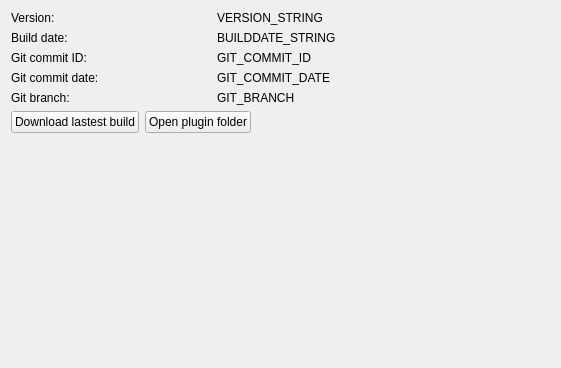
Qt form PluginInfo.ui (arthur469/HardwareSyncAI) before a commit.
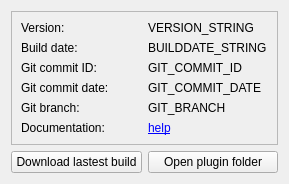
The same form after that commit.

Commit message: New HWSync menu

The edit to the form file:
```diff
--- a/PluginInfo.ui
+++ b/PluginInfo.ui
@@ -6,20 +6,82 @@
    <rect>
     <x>0</x>
     <y>0</y>
-    <width>561</width>
-    <height>368</height>
+    <width>289</width>
+    <height>180</height>
    </rect>
   </property>
   <property name="windowTitle">
    <string>Form</string>
   </property>
   <layout class="QGridLayout" name="gridLayout">
+   <item row="1" column="0">
+    <widget class="QPushButton" name="download_latest">
+     <property name="sizePolicy">
+      <sizepolicy hsizetype="Preferred" vsizetype="Fixed">
+       <horstretch>0</horstretch>
+       <verstretch>0</verstretch>
+      </sizepolicy>
+     </property>
+     <property name="text">
+      <string>Download lastest build</string>
+     </property>
+    </widget>
+   </item>
+   <item row="1" column="1">
+    <widget class="QPushButton" name="open_plugin_folder">
+     <property name="sizePolicy">
+      <sizepolicy hsizetype="Preferred" vsizetype="Fixed">
+       <horstretch>0</horstretch>
+       <verstretch>0</verstretch>
+      </sizepolicy>
+     </property>
+     <property name="maximumSize">
+      <size>
+       <width>16777215</width>
+       <height>16777215</height>
+      </size>
+     </property>
+     <property name="text">
+      <string>Open plugin folder</string>
+     </property>
+    </widget>
+   </item>
+   <item row="0" column="0" colspan="2">
+    <widget class="QFrame" name="frame">
+     <property name="frameShape">
+      <enum>QFrame::StyledPanel</enum>
+     </property>
+     <property name="frameShadow">
+      <enum>QFrame::Sunken</enum>
+     </property>
+     <layout class="QGridLayout" name="gridLayout_2">
+      <item row="1" column="0">
+       <widget class="QLabel" name="builddate">
+        <property name="sizePolicy">
+         <sizepolicy hsizetype="Preferred" vsizetype="Fixed">
+          <horstretch>0</horstretch>
+          <verstretch>0</verstretch>
+         </sizepolicy>
+        </property>
+        <property name="maximumSize">
+         <size>
+          <width>200</width>
+          <height>16777215</height>
+         </size>
+        </property>
+        <property name="text">
+         <string>Build date:</string>
+        </property>
+       </widget>
+      </item>
    <item row="0" column="0">
-    <layout class="QVBoxLayout" name="verticalLayout">
-     <item>
-      <layout class="QHBoxLayout" name="horizontalLayout_3">
-       <item>
         <widget class="QLabel" name="version">
+        <property name="sizePolicy">
+         <sizepolicy hsizetype="Preferred" vsizetype="Fixed">
+          <horstretch>0</horstretch>
+          <verstretch>0</verstretch>
+         </sizepolicy>
+        </property>
          <property name="maximumSize">
           <size>
            <width>200</width>
@@ -31,67 +93,14 @@
          </property>
         </widget>
        </item>
-       <item>
-        <widget class="QLabel" name="version_string">
-         <property name="text">
-          <string>VERSION_STRING</string>
-         </property>
-        </widget>
-       </item>
-      </layout>
-     </item>
-     <item>
-      <layout class="QHBoxLayout" name="horizontalLayout">
-       <item>
-        <widget class="QLabel" name="builddate">
-         <property name="maximumSize">
-          <size>
-           <width>200</width>
-           <height>16777215</height>
-          </size>
-         </property>
-         <property name="text">
-          <string>Build date:</string>
-         </property>
-        </widget>
-       </item>
-       <item>
-        <widget class="QLabel" name="builddate_string">
-         <property name="text">
-          <string>BUILDDATE_STRING</string>
-         </property>
-        </widget>
-       </item>
-      </layout>
-     </item>
-     <item>
-      <layout class="QHBoxLayout" name="horizontalLayout_2">
-       <item>
-        <widget class="QLabel" name="git_commit">
-         <property name="maximumSize">
-          <size>
-           <width>200</width>
-           <height>16777215</height>
-          </size>
-         </property>
-         <property name="text">
-          <string>Git commit ID:</string>
-         </property>
-        </widget>
-       </item>
-       <item>
-        <widget class="QLabel" name="git_commit_id">
-         <property name="text">
-          <string>GIT_COMMIT_ID</string>
-         </property>
-        </widget>
-       </item>
-      </layout>
-     </item>
-     <item>
-      <layout class="QHBoxLayout" name="horizontalLayout_4">
-       <item>
+      <item row="3" column="0">
         <widget class="QLabel" name="git_date">
+        <property name="sizePolicy">
+         <sizepolicy hsizetype="Preferred" vsizetype="Fixed">
+          <horstretch>0</horstretch>
+          <verstretch>0</verstretch>
+         </sizepolicy>
+        </property>
          <property name="maximumSize">
           <size>
            <width>200</width>
@@ -103,19 +112,14 @@
          </property>
         </widget>
        </item>
-       <item>
-        <widget class="QLabel" name="git_commit_date">
-         <property name="text">
-          <string>GIT_COMMIT_DATE</string>
-         </property>
-        </widget>
-       </item>
-      </layout>
-     </item>
-     <item>
-      <layout class="QHBoxLayout" name="horizontalLayout_5">
-       <item>
+      <item row="4" column="0">
         <widget class="QLabel" name="branch">
+        <property name="sizePolicy">
+         <sizepolicy hsizetype="Preferred" vsizetype="Fixed">
+          <horstretch>0</horstretch>
+          <verstretch>0</verstretch>
+         </sizepolicy>
+        </property>
          <property name="maximumSize">
           <size>
            <width>200</width>
@@ -127,72 +131,88 @@
          </property>
         </widget>
        </item>
-       <item>
+      <item row="3" column="1">
+       <widget class="QLabel" name="git_commit_date">
+        <property name="text">
+         <string>GIT_COMMIT_DATE</string>
+        </property>
+       </widget>
+      </item>
+      <item row="4" column="1">
         <widget class="QLabel" name="git_branch">
          <property name="text">
           <string>GIT_BRANCH</string>
          </property>
         </widget>
        </item>
-      </layout>
-     </item>
-     <item>
-      <layout class="QHBoxLayout" name="horizontalLayout_6">
-       <item>
-        <widget class="QPushButton" name="download_latest">
+      <item row="0" column="1">
+       <widget class="QLabel" name="version_string">
+        <property name="text">
+         <string>VERSION_STRING</string>
+        </property>
+       </widget>
+      </item>
+      <item row="1" column="1">
+       <widget class="QLabel" name="builddate_string">
          <property name="text">
-          <string>Download lastest build</string>
+         <string>BUILDDATE_STRING</string>
          </property>
         </widget>
        </item>
-       <item>
-        <widget class="QPushButton" name="open_plugin_folder">
+      <item row="2" column="1">
+       <widget class="QLabel" name="git_commit_id">
+        <property name="text">
+         <string>GIT_COMMIT_ID</string>
+        </property>
+       </widget>
+      </item>
+      <item row="2" column="0">
+       <widget class="QLabel" name="git_commit">
          <property name="sizePolicy">
-          <sizepolicy hsizetype="Maximum" vsizetype="Fixed">
+         <sizepolicy hsizetype="Preferred" vsizetype="Fixed">
            <horstretch>0</horstretch>
            <verstretch>0</verstretch>
           </sizepolicy>
          </property>
          <property name="maximumSize">
           <size>
-           <width>16777215</width>
+          <width>200</width>
            <height>16777215</height>
           </size>
          </property>
          <property name="text">
-          <string>Open plugin folder</string>
+         <string>Git commit ID:</string>
          </property>
         </widget>
        </item>
-       <item>
-        <spacer name="horizontalSpacer">
-         <property name="orientation">
-          <enum>Qt::Horizontal</enum>
-         </property>
-         <property name="sizeHint" stdset="0">
-          <size>
-           <width>40</width>
-           <height>20</height>
-          </size>
-         </property>
-        </spacer>
-       </item>
-      </layout>
-     </item>
-     <item>
-      <spacer name="verticalSpacer">
-       <property name="orientation">
-        <enum>Qt::Vertical</enum>
-       </property>
-       <property name="sizeHint" stdset="0">
-        <size>
-         <width>20</width>
-         <height>40</height>
-        </size>
-       </property>
-      </spacer>
-     </item>
-    </layout>
+      <item row="5" column="0">
+       <widget class="QLabel" name="label">
+        <property name="sizePolicy">
+         <sizepolicy hsizetype="Preferred" vsizetype="Fixed">
+          <horstretch>0</horstretch>
+          <verstretch>0</verstretch>
+         </sizepolicy>
+        </property>
+        <property name="text">
+         <string>Documentation:</string>
+        </property>
+       </widget>
+      </item>
+      <item row="5" column="1">
+       <widget class="QLabel" name="label_2">
+        <property name="text">
+         <string>&lt;a href=&quot;https://gitlab.com/OpenRGBDevelopers/OpenRGB-Wiki/-/blob/stable/Plugins/HardwareSync/HardwareSync.md&quot;&gt;help&lt;/a&gt;</string>
+        </property>
+        <property name="textFormat">
+         <enum>Qt::RichText</enum>
+        </property>
+        <property name="openExternalLinks">
+         <bool>true</bool>
+        </property>
+       </widget>
+      </item>
+     </layout>
+    </widget>
    </item>
   </layout>
  </widget>
```
Lines whose indentation alone changed are shown as unchanged. The commit also changes 2 other files.
